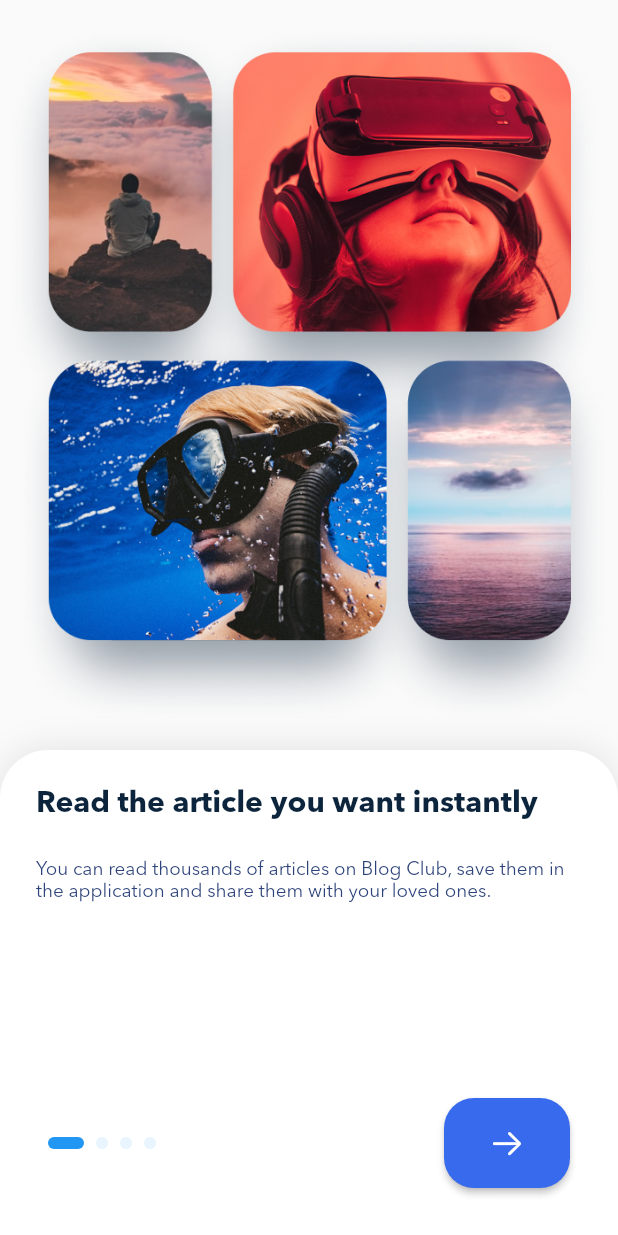
After one commit to AmirrezaNasrollahzade/BlogClub, a Flutter app: the screen it shows after launch, on a phone screen of 412 x 824 dp. The commit adds this screen. Run offline on Flutter 3.47's test engine with Material 2 defaults, Android fonts, the phone set to English and light mode, and no system bars; drawn by our look-alikes of smooth_page_indicator.

Commit message:
onboardingScreen

```diff
--- a/lib/main.dart
+++ b/lib/main.dart
@@ -23,11 +23,19 @@ class MyApp extends StatelessWidget {
     const Color primaryTextColor = Color(0xff0D253C);
     const Color secondaryTextColor = Color(0xff2D4379);
     const Color primaryTextButtonColor = Color(0xff376AED);
+    const Color primaryColor = Color(0xff376AED);
     return MaterialApp(
       title: 'Blog Club Demo',
       debugShowCheckedModeBanner: false,
       theme: ThemeData(
-          primarySwatch: Colors.blue,
+
+          colorScheme:const  ColorScheme.light(
+            primary: primaryColor,
+            onPrimary: Colors.white,
+            onSurface: primaryTextColor,
+            onBackground: primaryTextColor,
+            background: Color(0xffFBFCFF),
+          ),
           textButtonTheme: const TextButtonThemeData(
             style: ButtonStyle(
               textStyle: MaterialStatePropertyAll(
--- /dev/null
+++ b/lib/onboarding.dart
@@ -0,0 +1,143 @@
+import 'package:blog_club/data.dart';
+import 'package:blog_club/gen/assets.gen.dart';
+import 'package:blog_club/home.dart';
+import 'package:flutter/cupertino.dart';
+import 'package:flutter/material.dart';
+import 'package:smooth_page_indicator/smooth_page_indicator.dart';
+
+class OnBoarding extends StatefulWidget {
+  const OnBoarding({super.key});
+
+  @override
+  State<OnBoarding> createState() => _OnBoardingState();
+}
+
+class _OnBoardingState extends State<OnBoarding> {
+  final PageController _pageController = PageController();
+  final items = AppDatabase.onBoardingItems;
+
+  int page = 0;
+
+  @override
+  void initState() {
+    _pageController.addListener(() {
+      if (_pageController.page!.round() != page) {
+        setState(() {
+          page = _pageController.page!.round();
+        });
+      }
+    });
+    super.initState();
+  }
+
+  @override
+  Widget build(BuildContext context) {
+    final themeData = Theme.of(context);
+    return Scaffold(
+      body: SafeArea(
+          child: Column(
+        children: [
+          Expanded(
+            child: Padding(
+              padding: const EdgeInsets.only(top: 16, bottom: 16),
+              child: Assets.img.background.onboarding.image(),
+            ),
+          ),
+          Container(
+            padding: const EdgeInsets.only(bottom: 32),
+            height: 324,
+            decoration: BoxDecoration(
+              color: themeData.colorScheme.surface,
+              boxShadow: [
+                BoxShadow(
+                  blurRadius: 20,
+                  color: Colors.black.withOpacity(0.1),
+                ),
+              ],
+              borderRadius: const BorderRadius.only(
+                topLeft: Radius.circular(32),
+                topRight: Radius.circular(32),
+              ),
+            ),
+            child: Column(
+              children: [
+                Expanded(
+                    child: PageView.builder(
+                  itemCount: items.length,
+                  controller: _pageController,
+                  itemBuilder: (context, index) {
+                    return Padding(
+                      padding: const EdgeInsets.all(24),
+                      child: Column(
+                        crossAxisAlignment: CrossAxisAlignment.start,
+                        children: [
+                          Text(
+                            items[index].title,
+                            style: themeData.textTheme.headline5,
+                          ),
+                          const SizedBox(height: 24),
+                          Text(
+                            items[index].description,
+                            style: themeData.textTheme.subtitle1!
+                                .apply(fontSizeFactor: 0.9),
+                          ),
+                        ],
+                      ),
+                    );
+                  },
+                )),
+                Container(
+                  padding: const EdgeInsets.only(left: 32, right: 32),
+                  height: 60,
+                  child: Row(
+                    mainAxisAlignment: MainAxisAlignment.spaceBetween,
+                    children: [
+                      SmoothPageIndicator(
+                        controller: _pageController,
+                        count: items.length,
+                        effect: ExpandingDotsEffect(
+                          dotWidth: 8,
+                          dotHeight: 8,
+                          activeDotColor: themeData.primaryColor,
+                          dotColor: themeData.primaryColor.withOpacity(0.1),
+                        ),
+                      ),
+                      ElevatedButton(
+                          onPressed: () {
+                            if (page == items.length - 1) {
+                              Navigator.of(context)
+                                  .pushReplacement(MaterialPageRoute(
+                                builder: (context) {
+                                  return const HomeScreen();
+                                },
+                              ));
+                            } else {
+                              _pageController.animateToPage(page + 1,
+                                  duration: const Duration(milliseconds: 500),
+                                  curve: Curves.decelerate);
+                            }
+                          },
+                          style: ButtonStyle(
+                            shape: MaterialStatePropertyAll(
+                              RoundedRectangleBorder(
+                                borderRadius: BorderRadius.circular(20),
+                              ),
+                            ),
+                            minimumSize: const MaterialStatePropertyAll(
+                              Size(84, 64),
+                            ),
+                          ),
+                          child: page == items.length - 1
+                              ? const Icon(CupertinoIcons.check_mark)
+                              : const Icon(CupertinoIcons.arrow_right))
+                    ],
+                  ),
+                )
+              ],
+            ),
+          ),
+        ],
+      )),
+    );
+  }
+}
--- a/pubspec.yaml
+++ b/pubspec.yaml
@@ -36,6 +36,7 @@ dependencies:
   # Use with the CupertinoIcons class for iOS style icons.
   cupertino_icons: ^1.0.2
   dotted_border: ^2.0.0+3
+  smooth_page_indicator: ^1.1.0
 
 
 dev_dependencies:
```
Also changed, not shown: lib/gen/assets.gen.dart (+48 -2 lines), lib/home.dart (+2 -7 lines), lib/splash.dart (+17 -1 lines), assets/img/icons/Articles.png (added), assets/img/icons/Facebook.png (added), assets/img/icons/Google.png (added), assets/img/icons/Home.png (added), assets/img/icons/LOGO.svg (added), assets/img/icons/Menu.png (added), assets/img/icons/Search.png (added), assets/img/icons/Twitter.png (added), assets/img/icons/plus.png (added), pubspec.lock.
